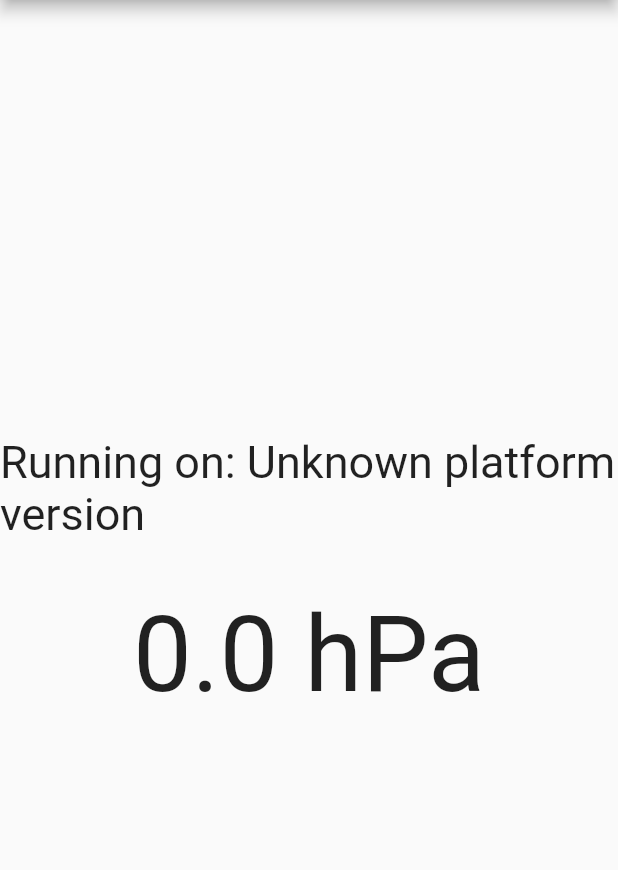
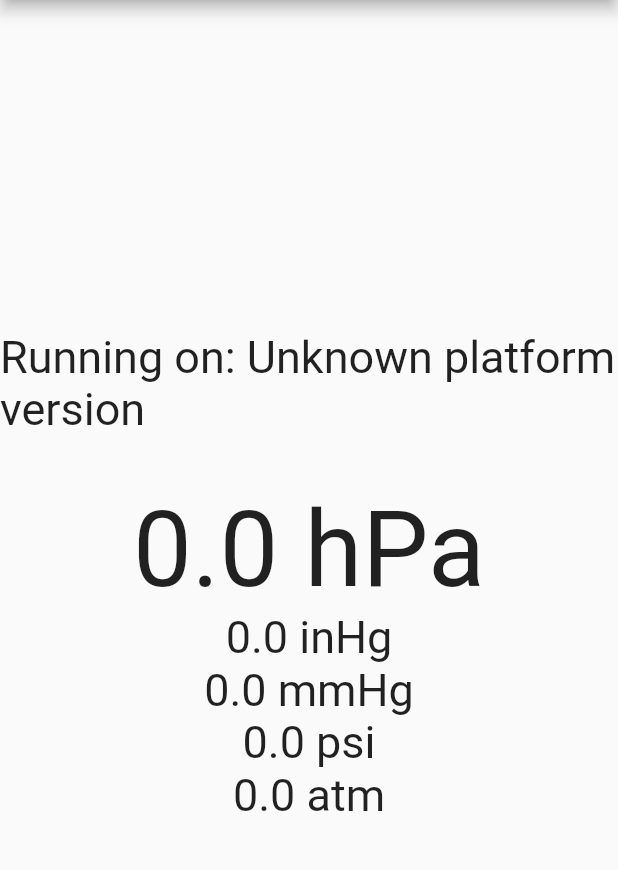
Before and after one commit to Aosanori/flutter_barometer, a Flutter app: the screen it shows after launch, on a phone screen of 412 x 824 dp, the part 84-954 px from its top. Run offline on Flutter 3.47's test engine with Material 2 defaults, Android fonts, the phone set to English and light mode, and no system bars.

Commit message:
add unit

```diff
--- a/example/lib/main.dart
+++ b/example/lib/main.dart
@@ -15,7 +15,7 @@ class MyApp extends StatefulWidget {
 
 class _MyAppState extends State<MyApp> {
   String _platformVersion = 'Unknown';
-  double _currentPressure = 0.0;
+  BarometerValue _currentPressure = BarometerValue(0.0);
 
   @override
   void initState() {
@@ -66,9 +66,33 @@ class _MyAppState extends State<MyApp> {
                 style: TextStyle(fontSize: 30),
               ),
               Text(
-                '${(_currentPressure * 1000).round() / 1000} hPa',
+                '${(_currentPressure.hectpascal * 1000).round() / 1000} hPa',
                 style: TextStyle(
                   fontSize: 70,
+                ),
+              ),
+              Text(
+                '${(_currentPressure.inchOfMercury * 1000).round() / 1000} inHg',
+                style: TextStyle(
+                  fontSize: 30,
+                ),
+              ),
+              Text(
+                '${(_currentPressure.millimeterOfMercury * 1000).round() / 1000} mmHg',
+                style: TextStyle(
+                  fontSize: 30,
+                ),
+              ),
+              Text(
+                '${(_currentPressure.poundsSquareInch * 1000).round() / 1000} psi',
+                style: TextStyle(
+                  fontSize: 30,
+                ),
+              ),
+              Text(
+                '${(_currentPressure.atm * 1000).round() / 1000} atm',
+                style: TextStyle(
+                  fontSize: 30,
                 ),
               ),
             ],
--- a/lib/flutter_barometer.dart
+++ b/lib/flutter_barometer.dart
@@ -15,63 +15,29 @@ class FlutterBarometer {
     return version;
   }
 
-  static Future<double> get currentPressure async {
+  static Future<BarometerValue> get currentPressure async {
     final pressure = await _channel.invokeMethod('getCurrentPressure');
-    return pressure;
+    return BarometerValue(pressure);
   }
 
   //output as hPa
-  static Stream<double> get currentPressureEvent {
+  static Stream<BarometerValue> get currentPressureEvent {
     if (_onPressureChanged == null) {
       _onPressureChanged = _barometerEventChannel.receiveBroadcastStream().map(
-            (element) => element as double,
+            (element) => BarometerValue(element as double),
           );
     }
     return _onPressureChanged;
   }
 
-  //output as inHg
-  // ignore: non_constant_identifier_names
-  static Stream<double> get currentPressureEventAs_inHg {
-    if (_onPressureChanged == null) {
-      _onPressureChanged = _barometerEventChannel.receiveBroadcastStream().map(
-            (element) => (element as double) / 33.8639,
-          );
-    }
-    return _onPressureChanged;
-  }
+}
 
-  //output as mmHg
-  // ignore: non_constant_identifier_names
-  static Stream<double> get currentPressureEventAs_mmHg {
-    if (_onPressureChanged == null) {
-      _onPressureChanged = _barometerEventChannel.receiveBroadcastStream().map(
-            (element) => (element as double) / 1.33322,
-          );
-    }
-    return _onPressureChanged;
-  }
-  // output as psi
-  // ignore: non_constant_identifier_names
-  static Stream<double> get currentPressureEventAs_psi {
-    if (_onPressureChanged == null) {
-      _onPressureChanged = _barometerEventChannel.receiveBroadcastStream().map(
-            (element) => (element as double) / 68.9476,
-          );
-    }
-    return _onPressureChanged;
-  }
+class BarometerValue {
+  const BarometerValue(this.hectpascal);
+  final double hectpascal;
 
-  // output as atm
-  // ignore: non_constant_identifier_names
-  static Stream<double> get currentPressureEventAs_atm {
-    if (_onPressureChanged == null) {
-      _onPressureChanged = _barometerEventChannel.receiveBroadcastStream().map(
-            (element) => (element as double) / 1013.25,
-          );
-    }
-    return _onPressureChanged;
-  }
-
-
+  double get inchOfMercury => hectpascal / 33.8639;
+  double get millimeterOfMercury => hectpascal / 1.33322;
+  double get poundsSquareInch => hectpascal / 68.9476;
+  double get atm => hectpascal / 1013.25;
 }
--- a/pubspec.yaml
+++ b/pubspec.yaml
@@ -1,6 +1,6 @@
 name: flutter_barometer
-description: A new flutter plugin project.
-version: 0.0.1+1
+description: This plugin makes it easier to use barometer of devices.
+version: 0.0.1+2
 homepage: https://github.com/Aosanori/flutter_barometer.git
 
 environment:
```
Also changed, not shown: example/pubspec.lock, 3 other files.
